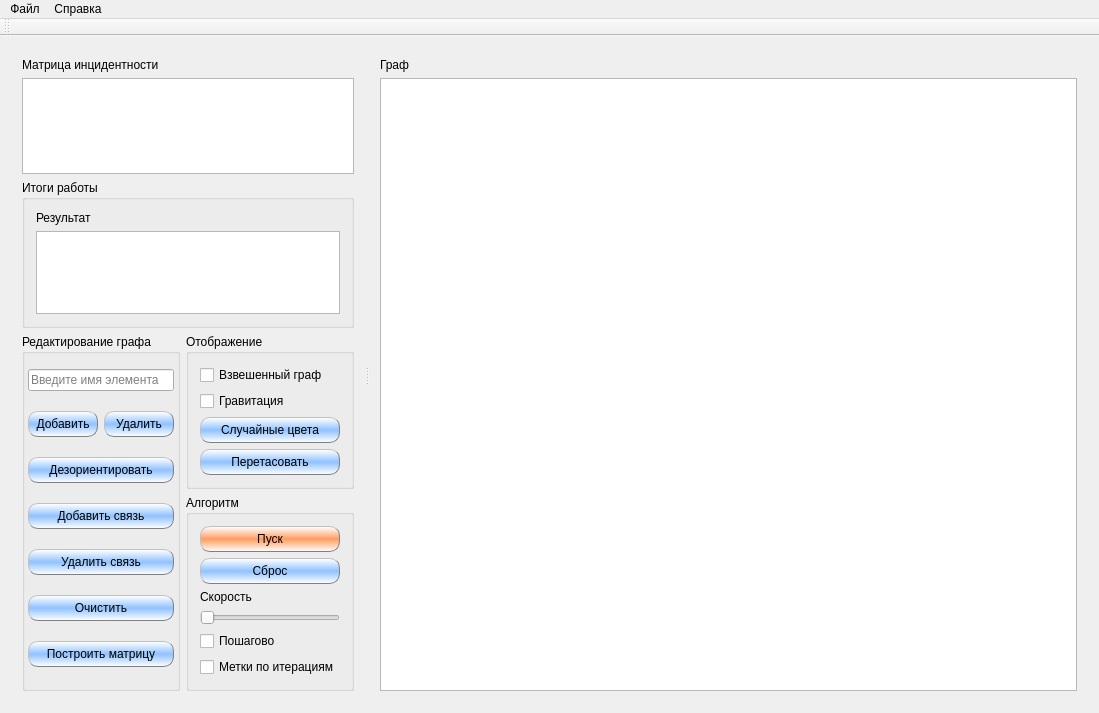
SqrtMinusOne/SEM3_LABS, file Algorithms/L3/mainwindow.ui: the form before one commit.
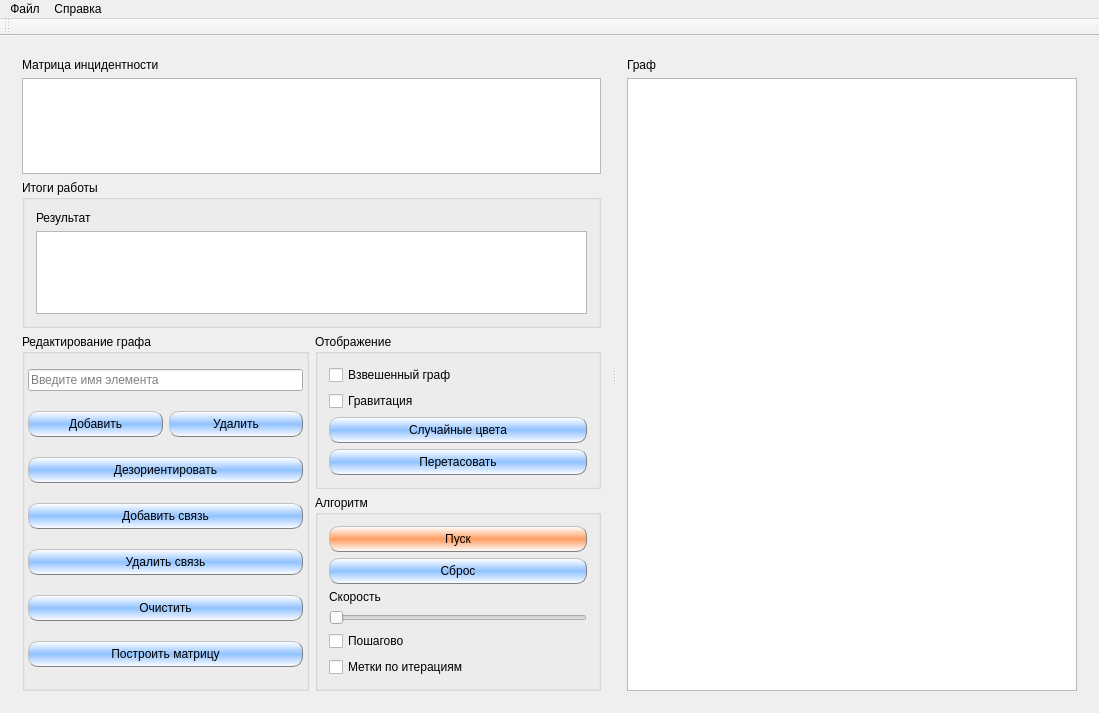
The form after the commit.

Commit message: And again splitter

The edit to the form file:
```diff
--- a/Algorithms/L3/mainwindow.ui
+++ b/Algorithms/L3/mainwindow.ui
@@ -42,6 +42,12 @@
        <enum>Qt::Horizontal</enum>
       </property>
       <widget class="QWidget" name="leftSide" native="true">
+       <property name="sizePolicy">
+        <sizepolicy hsizetype="Preferred" vsizetype="Preferred">
+         <horstretch>2</horstretch>
+         <verstretch>0</verstretch>
+        </sizepolicy>
+       </property>
        <layout class="QVBoxLayout" name="LeftLayout" stretch="2,1,0">
         <item>
          <layout class="QVBoxLayout" name="Matrlayout">
@@ -338,7 +344,7 @@
       <widget class="QWidget" name="rightSide" native="true">
        <property name="sizePolicy">
         <sizepolicy hsizetype="Preferred" vsizetype="Preferred">
-         <horstretch>5</horstretch>
+         <horstretch>2</horstretch>
          <verstretch>0</verstretch>
         </sizepolicy>
        </property>
```
The commit also changes 2 other files.
